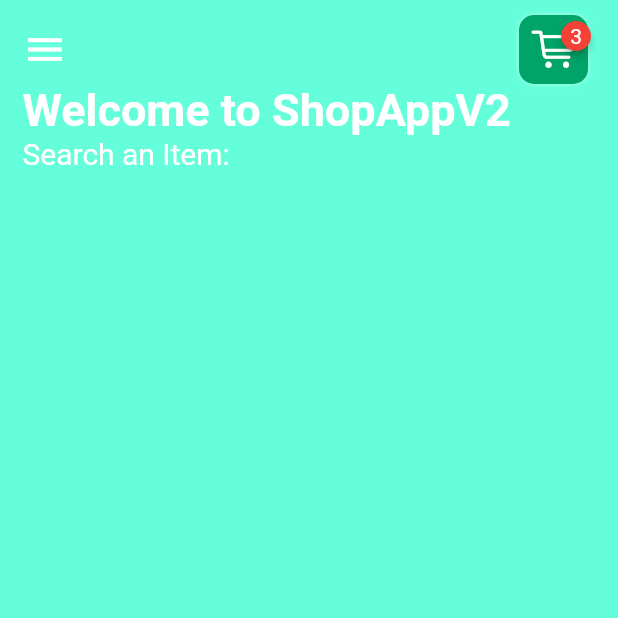
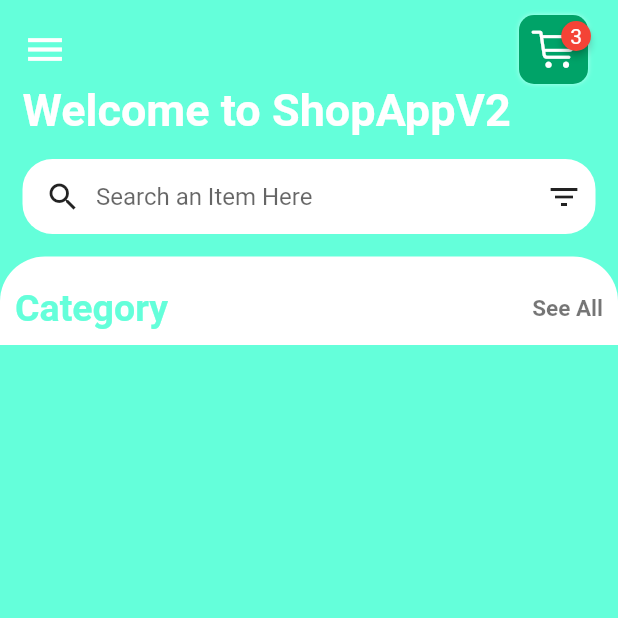
Before and after one commit to abidshafee/shop_app_v2, a Flutter app: the HomePage screen opened by its route, on a phone screen of 412 x 824 dp, the top half of it. Run offline on Flutter 3.47's test engine with Material 2 defaults, Android fonts, the phone set to English and light mode, and no system bars; drawn by our look-alikes of badges.

Commit message:
Commt Cngs

```diff
--- a/lib/pages/HomePage.dart
+++ b/lib/pages/HomePage.dart
@@ -3,6 +3,8 @@ import 'dart:ui';
 import 'package:badges/badges.dart';
 import 'package:flutter/cupertino.dart';
 import 'package:flutter/material.dart';
+
+import '../widgets/CategoriesWidget.dart';
 
 class HomePage extends StatelessWidget {
   @override
@@ -71,13 +73,55 @@ class HomePage extends StatelessWidget {
                       fontWeight: FontWeight.bold,
                     ),
                   ),
-                  Text(
-                    "Search an Item: ",
-                    style: TextStyle(color: Colors.white, fontSize: 20),
-                  ),
+                  //Text(
+                  //  "Search an Item: ",
+                  //  style: TextStyle(color: Colors.white, fontSize: 20),
+                  //),
                 ],
               ),
             ),
+            //Search Bar
+            Container(
+              margin: const EdgeInsets.all(15),
+              padding: const EdgeInsets.symmetric(horizontal: 15),
+              height: 50,
+              decoration: BoxDecoration(
+                  color: Colors.white, borderRadius: BorderRadius.circular(20)),
+              child: Row(
+                children: [
+                  const Icon(Icons.search),
+                  Container(
+                    margin: const EdgeInsets.only(left: 10),
+                    width: 300,
+                    child: TextFormField(
+                      decoration: const InputDecoration(
+                        hintText: "Search an Item Here",
+                        border: InputBorder.none,
+                      ),
+                    ),
+                  ),
+                  const Spacer(),
+                  const Icon(Icons.filter_list),
+                ],
+              ),
+            ),
+            //Products Widgets
+            Container(
+              padding: const EdgeInsets.only(top: 20),
+              decoration: const BoxDecoration(
+                color: Colors.white,
+                borderRadius: BorderRadius.only(
+                  topLeft: Radius.circular(30),
+                  topRight: Radius.circular(30),
+                ),
+              ),
+              child: Column(
+                crossAxisAlignment: CrossAxisAlignment.start,
+                children: const [
+                  CategoriesWidget(),
+                ],
+              ),
+            )
           ],
         )),
       ),
--- /dev/null
+++ b/lib/widgets/CategoriesWidget.dart
@@ -0,0 +1,38 @@
+import 'dart:ui';
+
+import 'package:flutter/material.dart';
+
+class CategoriesWidget extends StatelessWidget {
+  const CategoriesWidget({Key? key}) : super(key: key);
+
+  @override
+  Widget build(BuildContext context) {
+    return Column(
+      children: [
+        Padding(
+          padding: const EdgeInsets.only(left: 10, right: 10, bottom: 10),
+          child: Row(
+            mainAxisAlignment: MainAxisAlignment.spaceBetween,
+            children: const [
+              Text(
+                "Category",
+                style: TextStyle(
+                    fontSize: 25,
+                    fontWeight: FontWeight.bold,
+                    color: Colors.tealAccent),
+              ),
+              Text(
+                "See All",
+                style: TextStyle(
+                  fontSize: 15,
+                  fontWeight: FontWeight.bold,
+                  color: Colors.black54,
+                ),
+              )
+            ],
+          ),
+        )
+      ],
+    );
+  }
+}
```
